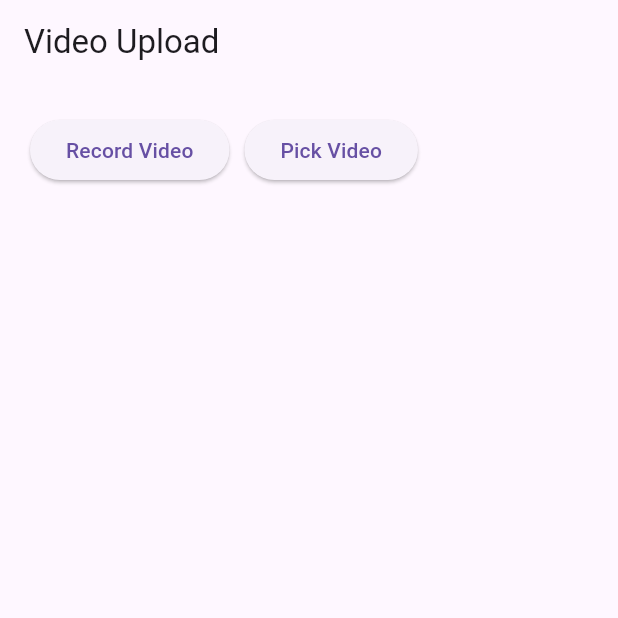
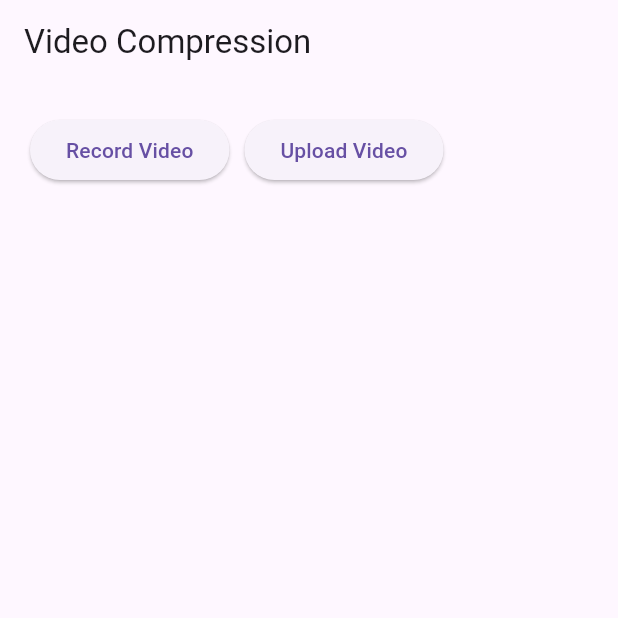
Before and after one commit to Vedang-jombay/video_compression, a Flutter app: the screen it shows after launch, on a phone screen of 412 x 824 dp, the top half of it. Run offline on Flutter 3.47's test engine with Material 3 defaults, Android fonts, the light colour scheme and no system bars; our stand-ins replace better_player, file_picker, image_picker; missing offline and left inert: flutter_ffmpeg.

Commit message:
UI changes

```diff
--- a/lib/main.dart
+++ b/lib/main.dart
@@ -11,12 +11,12 @@ void main() {
 }
 
 class MyApp extends StatelessWidget {
-  const MyApp({super.key});
+  const MyApp({Key? key}) : super(key: key);
 
   @override
   Widget build(BuildContext context) {
     return MaterialApp(
-      title: 'Video Upload App',
+      title: 'Video Compression App',
       theme: ThemeData(
         primarySwatch: Colors.blue,
       ),
@@ -26,7 +26,7 @@ class MyApp extends StatelessWidget {
 }
 
 class VideoUploadScreen extends StatefulWidget {
-  const VideoUploadScreen({super.key});
+  const VideoUploadScreen({Key? key}) : super(key: key);
 
   @override
   _VideoUploadScreenState createState() => _VideoUploadScreenState();
@@ -114,7 +114,7 @@ class _VideoUploadScreenState extends State<VideoUploadScreen> {
   Widget build(BuildContext context) {
     return Scaffold(
       appBar: AppBar(
-        title: const Text('Video Upload'),
+        title: const Text('Video Compression'),
       ),
       body: Padding(
         padding: const EdgeInsets.all(20.0),
@@ -131,7 +131,7 @@ class _VideoUploadScreenState extends State<VideoUploadScreen> {
                   const SizedBox(width: 10),
                   ElevatedButton(
                     onPressed: _pickVideo,
-                    child: const Text('Pick Video'),
+                    child: const Text('Upload Video'),
                   ),
                 ],
               ),
@@ -206,6 +206,25 @@ class _VideoUploadScreenState extends State<VideoUploadScreen> {
             ),
           ),
         );
+      } else {
+        showDialog(
+          context: context,
+          builder: (BuildContext context) {
+            return AlertDialog(
+              title: const Text('Compression Failed!'),
+              content: const Text(
+                  'No such file or directory. Please avoid any spaces in the name of the video if any, and try again.'),
+              actions: <Widget>[
+                TextButton(
+                  onPressed: () {
+                    Navigator.of(context).pop();
+                  },
+                  child: const Text('OK'),
+                ),
+              ],
+            );
+          },
+        );
       }
       setState(() {
         isCompressing = false;
@@ -220,11 +239,11 @@ class VideoDetailsPage extends StatelessWidget {
   final String compressedVideoSize;
 
   const VideoDetailsPage({
-    super.key,
+    Key? key,
     required this.compressedVideoUrl,
     required this.compressedVideoName,
     required this.compressedVideoSize,
-  });
+  }) : super(key: key);
 
   Future<void> _downloadVideo(BuildContext context) async {
     final String localFilePath = compressedVideoUrl;
@@ -238,7 +257,6 @@ class VideoDetailsPage extends StatelessWidget {
     }
 
     if (await saveFile.exists()) {
-      // File already exists, prompt user to overwrite or cancel
       final bool overwrite = await showDialog(
         context: context,
         builder: (BuildContext context) {
@@ -264,11 +282,10 @@ class VideoDetailsPage extends StatelessWidget {
       );
 
       if (!overwrite) {
-        return; // Cancel download
+        return;
       }
     }
 
-    // Copy the file to the Downloads directory
     try {
       await saveFile.writeAsBytes(await File(localFilePath).readAsBytes());
       ScaffoldMessenger.of(context).showSnackBar(const SnackBar(
```
